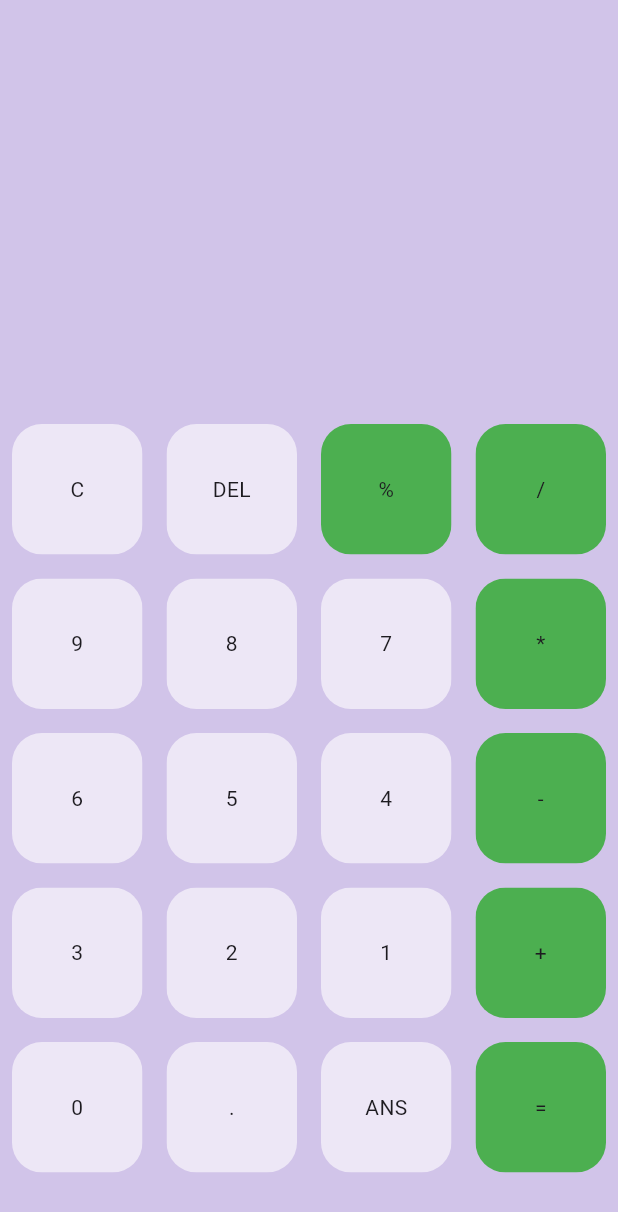
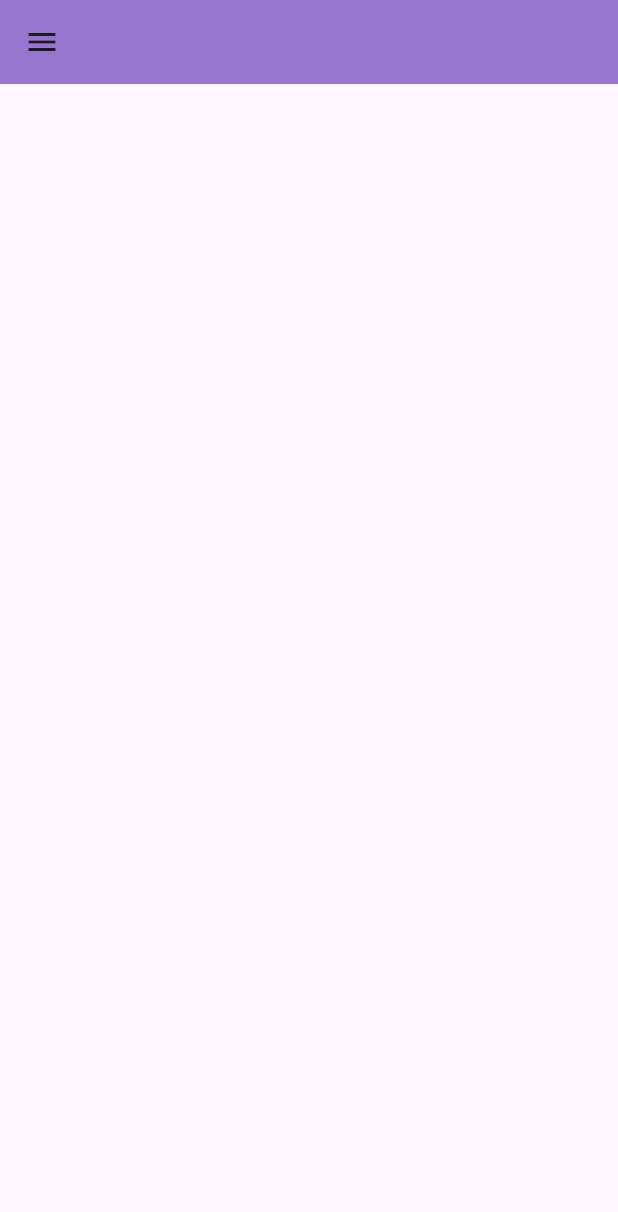
Before and after one commit to nandananp/flutter-development, a Flutter app: the screen it shows after launch, on a phone screen of 412 x 824 dp. Shown: the top 1212 px of the screen. Run offline on Flutter 3.47's test engine with Material 3 defaults, Android fonts, the phone set to English and light mode, and no system bars.

```diff
--- /dev/null
+++ b/lib/HomePage/homepage.dart
@@ -0,0 +1,27 @@
+import 'package:flutter/material.dart';
+
+class HomePage extends StatelessWidget {
+  const HomePage({Key? key}) : super(key: key);
+  @override
+  Widget build(BuildContext context) {
+    return Scaffold(
+      appBar: AppBar(
+        backgroundColor: Colors.deepPurple[300],
+      ),
+      drawer: Drawer(
+        child: Container(
+          color: Colors.deepOrange[200],
+          child: ListView(
+            children: const [
+              DrawerHeader(
+                child: Center(
+                  child: Text('L O G O'),
+                ),
+              ),
+            ],
+          ),
+        ),
+      ),
+    );
+  }
+}
--- a/lib/buttons.dart
+++ /dev/null
@@ -1,33 +0,0 @@
-import 'package:flutter/material.dart';
-
-class MyButton extends StatelessWidget {
-  // ignore: prefer_typing_uninitialized_variables
-  final color;
-  // ignore: prefer_typing_uninitialized_variables
-  final textcolor;
-  final String buttontext;
-  const MyButton(
-      {super.key,
-      this.color,
-      this.textcolor,
-      required this.buttontext,
-      required Color textColor});
-
-  @override
-  Widget build(BuildContext context) {
-    return Padding(
-      padding: const EdgeInsets.all(8.0),
-      child: ClipRRect(
-        borderRadius: BorderRadius.circular(20),
-        child: Container(
-            color: color,
-            child: Center(
-              child: Text(
-                buttontext,
-                style: TextStyle(color: textcolor),
-              ),
-            )),
-      ),
-    );
-  }
-}
--- a/lib/main.dart
+++ b/lib/main.dart
@@ -1,94 +1,19 @@
-// ignore_for_file: avoid_unnecessary_containers
-
-import 'package:calculator_app/buttons.dart';
+import 'package:drawer/HomePage/homepage.dart';
 import 'package:flutter/material.dart';
 
 void main() {
-  runApp(const Calculatorapp());
+  runApp(const MyApp());
 }
 
-class Calculatorapp extends StatelessWidget {
-  //constructor
-  const Calculatorapp({Key? key}) : super(key: key);
+class MyApp extends StatelessWidget {
+  const MyApp({super.key});
 
-//build function
+  // This widget is the root of your application.
   @override
   Widget build(BuildContext context) {
     return const MaterialApp(
       debugShowCheckedModeBanner: false,
-      //calling homepage state
       home: HomePage(),
     );
   }
 }
-
-//definition of homePageState function
-class HomePage extends StatefulWidget {
-  const HomePage({Key? key}) : super(key: key);
-
-  @override
-  HomePageState createState() => HomePageState();
-}
-
-class HomePageState extends State<HomePage> {
-  final List<String> buttons = [
-    'C',
-    'DEL',
-    '%',
-    '/',
-    '9',
-    '8',
-    '7',
-    '*',
-    '6',
-    '5',
-    '4',
-    '-',
-    '3',
-    '2',
-    '1',
-    '+',
-    '0',
-    '.',
-    'ANS',
-    '=',
-  ];
-  @override
-  Widget build(BuildContext context) {
-    return Scaffold(
-      backgroundColor: Colors.deepPurple[100],
-      body: Column(
-        children: <Widget>[
-          Expanded(
-            child: Container(),
-          ),
-          Expanded(
-            flex: 2,
-            child: Container(
-              child: GridView.builder(
-                  itemCount: buttons.length,
-                  gridDelegate: const SliverGridDelegateWithFixedCrossAxisCount(
-                      crossAxisCount: 4),
-                  itemBuilder: (BuildContext context, int index) {
-                    return MyButton(
-                      buttontext: buttons[index],
-                      color: isOperator(buttons[index])
-                          ? Colors.green
-                          : Colors.deepPurple[50],
-                      textColor: isOperator(buttons[index])
-                          ? Colors.green
-                          : Colors.deepPurple,
-                    );
-                  }),
-            ),
-          ),
-        ],
-      ),
-    );
-  }
-
-  bool isOperator(String x) {
-    List<String> operators = ['%', '/', '*', '+', '-', '='];
-    return operators.contains(x);
-  }
-}
--- a/pubspec.yaml
+++ b/pubspec.yaml
@@ -1,4 +1,4 @@
-name: calculator_app
+name: drawer
 description: "A new Flutter project."
 # The following line prevents the package from being accidentally published to
 # pub.dev using `flutter pub publish`. This is preferred for private packages.
```
Also changed, not shown: 18 other files.
